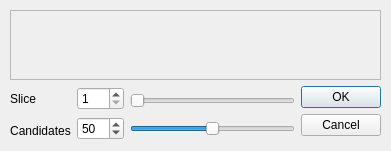
This is Analysis/NumberInput.ui in AnitaTree/DceMrReader as Qt 5 draws it before an edit. The edited form follows.
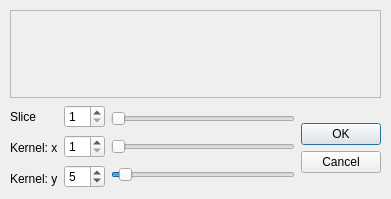
This is the edited form.

The edit to the form file:
```diff
--- a/Analysis/NumberInput.ui
+++ b/Analysis/NumberInput.ui
@@ -7,7 +7,7 @@
     <x>0</x>
     <y>0</y>
     <width>391</width>
-    <height>151</height>
+    <height>199</height>
    </rect>
   </property>
   <property name="sizePolicy">
@@ -25,7 +25,7 @@
      <x>10</x>
      <y>10</y>
      <width>371</width>
-     <height>133</height>
+     <height>181</height>
     </rect>
    </property>
    <layout class="QVBoxLayout" name="verticalLayout_4">
@@ -46,7 +46,7 @@
          <x>0</x>
          <y>0</y>
          <width>367</width>
-         <height>69</height>
+         <height>85</height>
         </rect>
        </property>
        <layout class="QGridLayout" name="gridLayout">
@@ -81,10 +81,14 @@
         <item>
          <widget class="QLabel" name="label">
           <property name="text">
-           <string>Candidates</string>
+           <string>Kernel: x</string>
           </property>
-          <property name="alignment">
-           <set>Qt::AlignCenter</set>
+         </widget>
+        </item>
+        <item>
+         <widget class="QLabel" name="label_yKernel">
+          <property name="text">
+           <string>Kernel: y</string>
           </property>
          </widget>
         </item>
@@ -100,12 +104,25 @@
          </widget>
         </item>
         <item>
-         <widget class="QSpinBox" name="spinBox_thresh">
-          <property name="maximum">
-           <number>100</number>
+         <widget class="QSpinBox" name="spinBox_xKernel">
+          <property name="minimum">
+           <number>1</number>
+          </property>
+          <property name="singleStep">
+           <number>2</number>
+          </property>
+         </widget>
+        </item>
+        <item>
+         <widget class="QSpinBox" name="spinBox_yKernel">
+          <property name="minimum">
+           <number>1</number>
+          </property>
+          <property name="singleStep">
+           <number>2</number>
           </property>
           <property name="value">
-           <number>50</number>
+           <number>5</number>
           </property>
          </widget>
         </item>
@@ -124,12 +141,28 @@
          </widget>
         </item>
         <item>
-         <widget class="QSlider" name="slider_thresh">
-          <property name="maximum">
-           <number>100</number>
+         <widget class="QSlider" name="slider_xKernel">
+          <property name="minimum">
+           <number>1</number>
+          </property>
+          <property name="singleStep">
+           <number>2</number>
+          </property>
+          <property name="orientation">
+           <enum>Qt::Horizontal</enum>
+          </property>
+         </widget>
+        </item>
+        <item>
+         <widget class="QSlider" name="slider_yKernel">
+          <property name="minimum">
+           <number>1</number>
+          </property>
+          <property name="singleStep">
+           <number>2</number>
           </property>
           <property name="value">
-           <number>50</number>
+           <number>5</number>
           </property>
           <property name="orientation">
            <enum>Qt::Horizontal</enum>
@@ -146,6 +179,9 @@
         <property name="standardButtons">
          <set>QDialogButtonBox::Cancel|QDialogButtonBox::Ok</set>
         </property>
+        <property name="centerButtons">
+         <bool>true</bool>
+        </property>
        </widget>
       </item>
      </layout>
```
Left out of the diff: 98 changed lines with no effect on the pictures.
